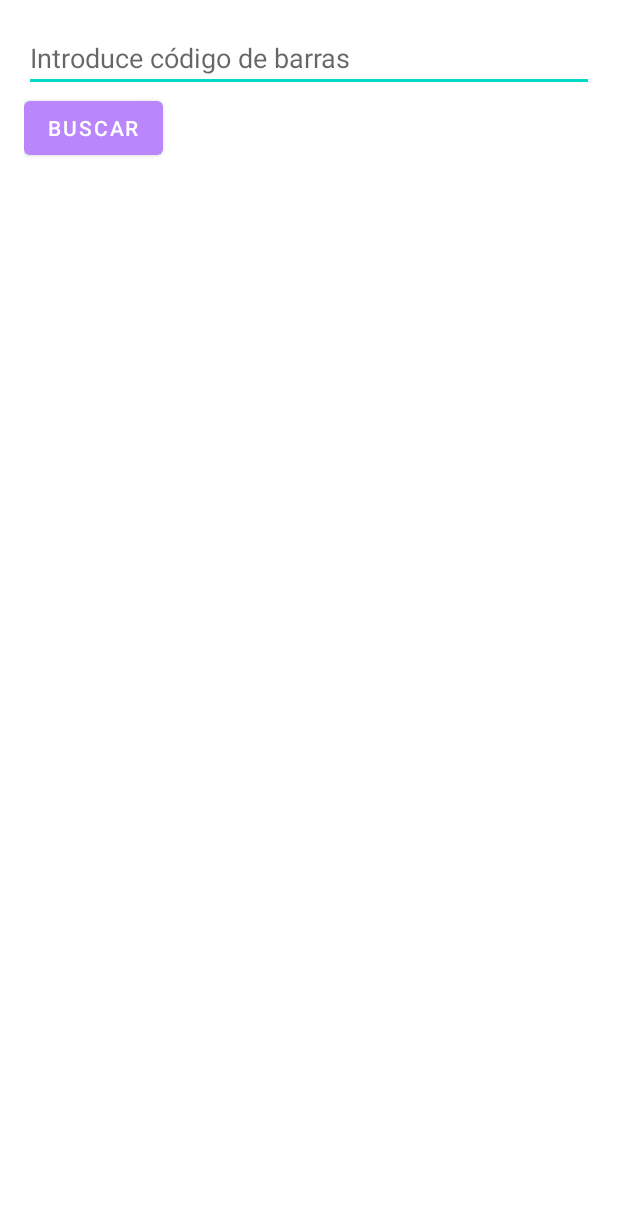
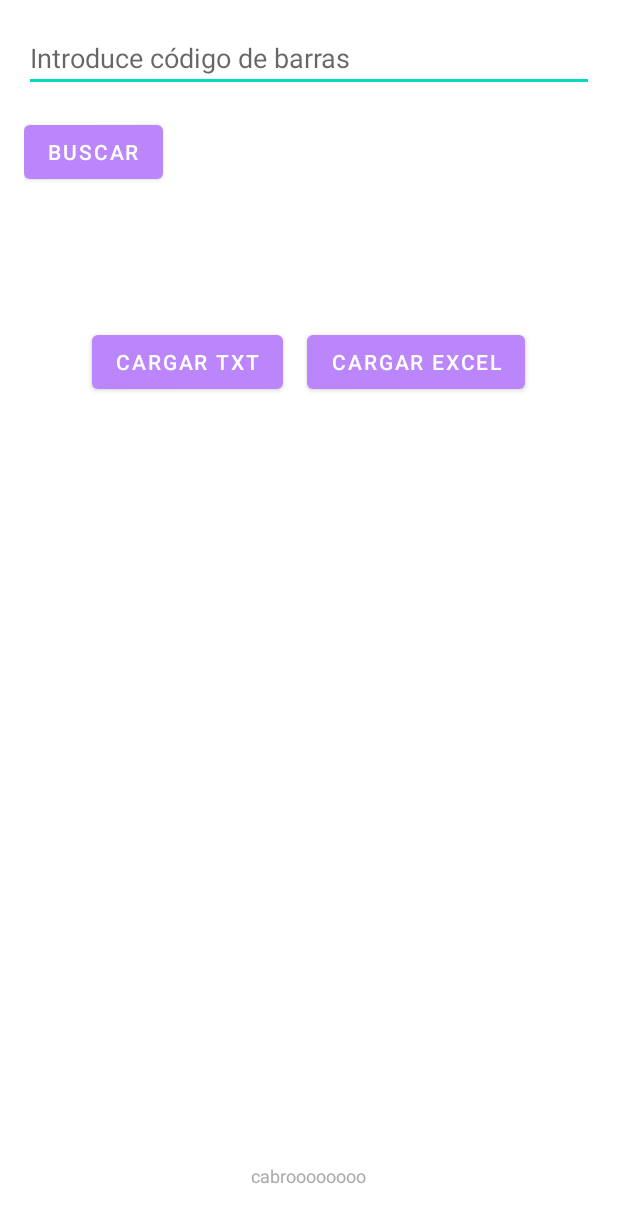
Before and after one commit to Jve386/kpopChunichi_bcReader, an Android app built with Jetpack Compose: the screen it shows after launch (MainActivity), on a phone screen of 412 x 824 dp. Shown: the top 1223 px of the screen. Run offline under Robolectric (Android 15) with nearby library versions, the phone set to English and light mode, and no system bars.

Commit message:
add botonera n scrap logic. removed img scrap. pdte txt y excel logic.

```diff
--- a/app/src/main/res/layout/activity_main.xml
+++ b/app/src/main/res/layout/activity_main.xml
@@ -1,11 +1,10 @@
 <?xml version="1.0" encoding="utf-8"?>
-<LinearLayout xmlns:android="http://schemas.android.com/apk/res/android"
+<RelativeLayout xmlns:android="http://schemas.android.com/apk/res/android"
     android:layout_width="match_parent"
     android:layout_height="match_parent"
-    android:orientation="vertical"
-    android:padding="16dp"
-    android:scrollbars="vertical">
+    android:padding="16dp">
 
+    <!-- EditText para el código de barras -->
     <EditText
         android:id="@+id/editTextBarcode"
         android:layout_width="match_parent"
@@ -13,13 +12,16 @@
         android:hint="Introduce código de barras"
         android:inputType="text" />
 
+    <!-- Botón Buscar -->
     <Button
         android:id="@+id/buttonSearch"
         android:layout_width="wrap_content"
         android:layout_height="wrap_content"
-        android:text="Buscar" />
+        android:text="Buscar"
+        android:layout_below="@id/editTextBarcode"
+        android:layout_marginTop="16dp" />
 
-    <!-- Aquí se mostrará el nombre del producto -->
+    <!-- Nombre del producto -->
     <TextView
         android:id="@+id/textViewProductName"
         android:layout_width="match_parent"
@@ -27,17 +29,10 @@
         android:text=""
         android:textSize="20sp"
         android:textStyle="bold"
+        android:layout_below="@id/buttonSearch"
         android:layout_marginTop="16dp" />
 
-    <!-- Aquí se mostrará la imagen del producto -->
-    <ImageView
-        android:id="@+id/imageViewProduct"
-        android:layout_width="match_parent"
-        android:layout_height="wrap_content"
-        android:scaleType="centerCrop"
-        android:layout_marginTop="16dp"/>
-
-    <!-- Aquí se mostrará el precio -->
+    <!-- Precio del producto -->
     <TextView
         android:id="@+id/textViewProductPrice"
         android:layout_width="match_parent"
@@ -45,5 +40,44 @@
         android:text=""
         android:textSize="18sp"
         android:textColor="@android:color/holo_green_dark"
-        android:layout_marginTop="8dp"/>
-</LinearLayout>
+        android:layout_below="@id/textViewProductName"
+        android:layout_marginTop="8dp" />
+
+    <!-- Botones Cargar Txt y Cargar Excel -->
+    <LinearLayout
+        android:layout_width="match_parent"
+        android:layout_height="wrap_content"
+        android:orientation="horizontal"
+        android:layout_below="@id/textViewProductPrice"
+        android:gravity="center"
+        android:layout_marginTop="16dp">
+
+        <Button
+            android:id="@+id/buttonLoadTxt"
+            android:layout_width="wrap_content"
+            android:layout_height="wrap_content"
+            android:text="Cargar txt"
+            android:layout_marginEnd="8dp"
+            android:textSize="14sp" />
+
+        <Button
+            android:id="@+id/buttonLoadExcel"
+            android:layout_width="wrap_content"
+            android:layout_height="wrap_content"
+            android:text="Cargar Excel"
+            android:layout_marginStart="8dp"
+            android:textSize="14sp" />
+    </LinearLayout>
+
+    <TextView
+        android:id="@+id/textViewFooter"
+        android:layout_width="wrap_content"
+        android:layout_height="wrap_content"
+        android:text="cabroooooooo"
+        android:textSize="12sp"
+        android:textColor="@android:color/darker_gray"
+        android:layout_alignParentBottom="true"
+        android:layout_centerHorizontal="true"
+        android:layout_marginBottom="16dp"/>
+
+</RelativeLayout>
```
Also changed, not shown: app/src/main/java/com/jve386/kpopchunichi_bcreader/MainActivity.kt (+34 -40 lines).
